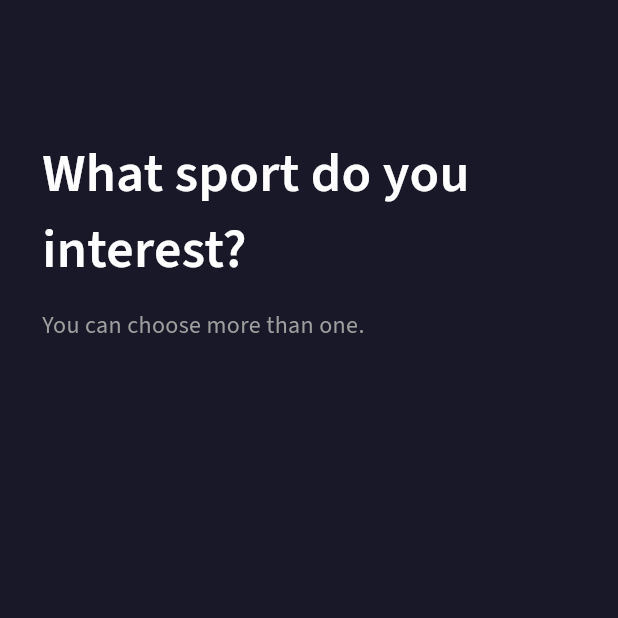
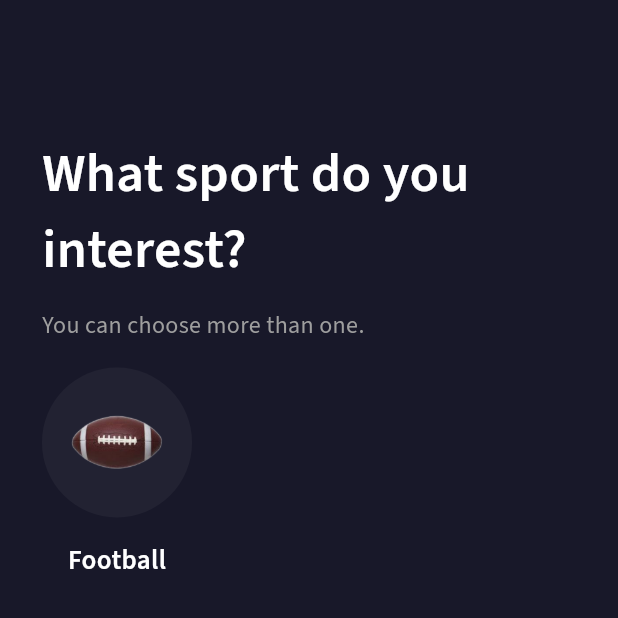
Before and after one commit to Mohamed-Husien/live_score, a Flutter app: the FavouriteSportView screen opened by its route, on a phone screen of 412 x 824 dp, the top half of it. Run offline on Flutter 3.47's test engine with Material 3 defaults, Android fonts, the phone set to English and light mode, and no system bars.

Commit message:
create favorite sport body

```diff
--- a/lib/constant.dart
+++ b/lib/constant.dart
@@ -1,3 +1,4 @@
 import 'package:flutter/material.dart';
 
 const kPrimaryColor = Colors.blue;
+const kLightBalckColor = Color(0xff222232);
--- a/lib/views/fav_sport_view.dart
+++ b/lib/views/fav_sport_view.dart
@@ -1,6 +1,6 @@
 import 'package:flutter/material.dart';
-import 'package:live_score_app/widgets/custom_regulr_text.dart';
-import 'package:live_score_app/widgets/custom_semi_bold_text.dart';
+
+import 'package:live_score_app/widgets/favourite_sport_body.dart';
 
 class FavouriteSportView extends StatelessWidget {
   const FavouriteSportView({super.key});
@@ -14,22 +14,7 @@ class FavouriteSportView extends StatelessWidget {
           right: 28,
           left: 28,
         ),
-        child: Column(
-          crossAxisAlignment: CrossAxisAlignment.start,
-          children: [
-            CustomSemiBoldText(
-              text: 'What sport do you interest?',
-              fontSize: 36,
-            ),
-            SizedBox(
-              height: 14,
-            ),
-            CustomRegulrText(
-              text: 'You can choose more than one.',
-              fontSize: 16,
-            )
-          ],
-        ),
+        child: FavuoritSportViewBody(),
       ),
     );
   }
--- a/lib/views/first_view.dart
+++ b/lib/views/first_view.dart
@@ -1,4 +1,5 @@
 import 'package:flutter/material.dart';
+import 'package:live_score_app/constant.dart';
 import 'package:live_score_app/views/fav_sport_view.dart';
 import 'package:live_score_app/widgets/sign_in_or_sign_up_part.dart';
 import 'package:live_score_app/widgets/custom_regulr_text.dart';
@@ -51,7 +52,7 @@ class FirstView extends StatelessWidget {
                         borderRadius:
                             BorderRadius.vertical(top: Radius.circular(32)),
                       ),
-                      backgroundColor: const Color(0xff222232),
+                      backgroundColor: kLightBalckColor,
                       context: context,
                       builder: (context) {
                         return const SignInShowModelBottomSheetBody();
--- /dev/null
+++ b/lib/widgets/custom_selecte_fav_sport.dart
@@ -0,0 +1,37 @@
+import 'package:flutter/material.dart';
+import 'package:live_score_app/constant.dart';
+import 'package:live_score_app/widgets/custom_semi_bold_text.dart';
+
+class CustomSelecteFavSport extends StatelessWidget {
+  const CustomSelecteFavSport({super.key});
+
+  @override
+  Widget build(BuildContext context) {
+    return Column(
+      children: [
+        Container(
+          height: 100,
+          width: 100,
+          decoration: BoxDecoration(
+            color: kLightBalckColor,
+            borderRadius: BorderRadius.circular(64),
+          ),
+          child: Center(
+            child: Image.asset(
+              'asstes/images/balls/2.png',
+              width: 80,
+              height: 80,
+            ),
+          ),
+        ),
+        const SizedBox(
+          height: 16,
+        ),
+        const CustomSemiBoldText(
+          text: 'Football',
+          fontSize: 18,
+        )
+      ],
+    );
+  }
+}
--- /dev/null
+++ b/lib/widgets/favourite_sport_body.dart
@@ -0,0 +1,39 @@
+import 'package:flutter/material.dart';
+import 'package:live_score_app/widgets/custom_regulr_text.dart';
+import 'package:live_score_app/widgets/custom_selecte_fav_sport.dart';
+import 'package:live_score_app/widgets/custom_semi_bold_text.dart';
+
+class FavuoritSportViewBody extends StatefulWidget {
+  const FavuoritSportViewBody({
+    super.key,
+  });
+
+  @override
+  State<FavuoritSportViewBody> createState() => _FavuoritSportViewBodyState();
+}
+
+class _FavuoritSportViewBodyState extends State<FavuoritSportViewBody> {
+  @override
+  Widget build(BuildContext context) {
+    return const Column(
+      crossAxisAlignment: CrossAxisAlignment.start,
+      children: [
+        CustomSemiBoldText(
+          text: 'What sport do you interest?',
+          fontSize: 36,
+        ),
+        SizedBox(
+          height: 14,
+        ),
+        CustomRegulrText(
+          text: 'You can choose more than one.',
+          fontSize: 16,
+        ),
+        SizedBox(
+          height: 16,
+        ),
+        CustomSelecteFavSport(),
+      ],
+    );
+  }
+}
```
Also changed, not shown: asstes/images/balls/1.png (renamed from asstes/images/balls/image (1).png), asstes/images/balls/2.png (renamed from asstes/images/balls/image (2).png), asstes/images/balls/3.png (renamed from asstes/images/balls/image (3).png), asstes/images/balls/4.png (renamed from asstes/images/balls/image (4).png), asstes/images/balls/5.png (renamed from asstes/images/balls/image (5).png).
